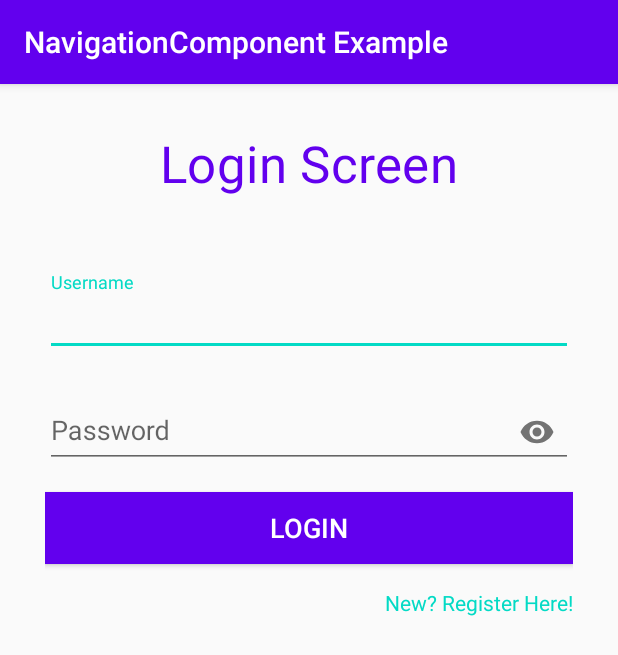
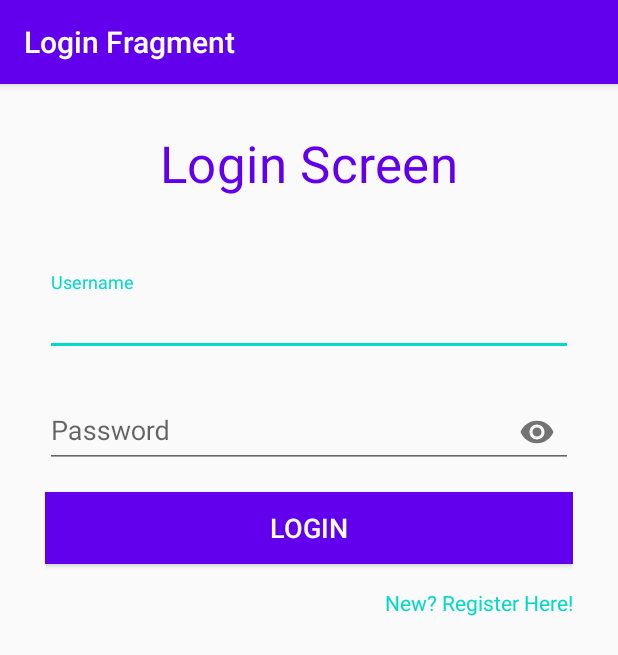
Before and after one commit to DhruvLimbachiya/NavComponentsDemo, an Android app: the screen it shows after launch (AuthActivity), on a phone screen of 412 x 824 dp. Shown: the top 655 px of the screen. Run offline under Robolectric (Android 15) with nearby library versions, the phone set to English and light mode, and no system bars; our stand-ins replace data binding, navigation-ui.

Commit message:
Setup ActionBar for handling navigation & displaying titles using AppBarConfiguration.

```diff
--- a/app/src/main/java/com/example/navcomponentexample/AuthActivity.java
+++ b/app/src/main/java/com/example/navcomponentexample/AuthActivity.java
@@ -1,14 +1,32 @@
 package com.example.navcomponentexample;
 
 import androidx.appcompat.app.AppCompatActivity;
+import androidx.navigation.NavController;
+import androidx.navigation.Navigation;
+import androidx.navigation.ui.AppBarConfiguration;
+import androidx.navigation.ui.NavigationUI;
 
 import android.os.Bundle;
 
 public class AuthActivity extends AppCompatActivity {
 
+    AppBarConfiguration appBarConfiguration;
+
     @Override
     protected void onCreate(Bundle savedInstanceState) {
         super.onCreate(savedInstanceState);
         setContentView(R.layout.activity_auth);
+
+
+        NavController  navController = Navigation.findNavController(this,R.id.auth_nav_host);
+        appBarConfiguration = new AppBarConfiguration.Builder(navController.getGraph()).build();
+        NavigationUI.setupActionBarWithNavController(this,navController,appBarConfiguration);
+    }
+
+    @Override
+    public boolean onSupportNavigateUp() {
+        NavController navController = Navigation.findNavController(this, R.id.auth_nav_host);
+        return NavigationUI.navigateUp(navController, appBarConfiguration)
+                || super.onSupportNavigateUp();
     }
 }
--- a/app/src/main/res/layout/activity_auth.xml
+++ b/app/src/main/res/layout/activity_auth.xml
@@ -9,7 +9,7 @@
 
     <!--Container or Host Fragment for "auth_nav_graph" destinations. -->
     <fragment
-        android:id="@+id/fragment"
+        android:id="@+id/auth_nav_host"
         android:name="androidx.navigation.fragment.NavHostFragment"
         android:layout_width="match_parent"
         android:layout_height="match_parent"
--- a/app/src/main/res/navigation/auth_nav_graph.xml
+++ b/app/src/main/res/navigation/auth_nav_graph.xml
@@ -9,7 +9,7 @@
     <fragment
         android:id="@+id/loginFragment"
         android:name="com.example.navcomponentexample.fragments.LoginFragment"
-        android:label="fragment_login"
+        android:label="Login Fragment"
         tools:layout="@layout/fragment_login" >
         <action
             android:id="@+id/action_loginFragment_to_registrationFragment"
@@ -23,7 +23,7 @@
     <fragment
         android:id="@+id/registrationFragment"
         android:name="com.example.navcomponentexample.fragments.RegistrationFragment"
-        android:label="fragment_registration"
+        android:label="Registration Fragment"
         tools:layout="@layout/fragment_registration" >
         <action
             android:id="@+id/action_registrationFragment_to_loginFragment"
@@ -32,7 +32,7 @@
     <activity
         android:id="@+id/mainActivity"
         android:name="com.example.navcomponentexample.MainActivity"
-        android:label="activity_main"
+        android:label="MainActivity"
         tools:layout="@layout/activity_main" >
         <argument
             android:name="username"
```
